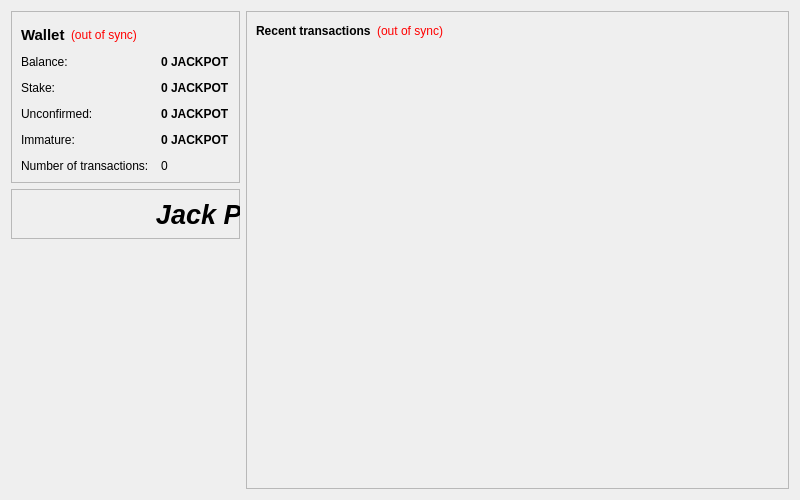
Old version of the form src/qt/forms/overviewpage.ui in the repository rtc29462/JackpotCoin.
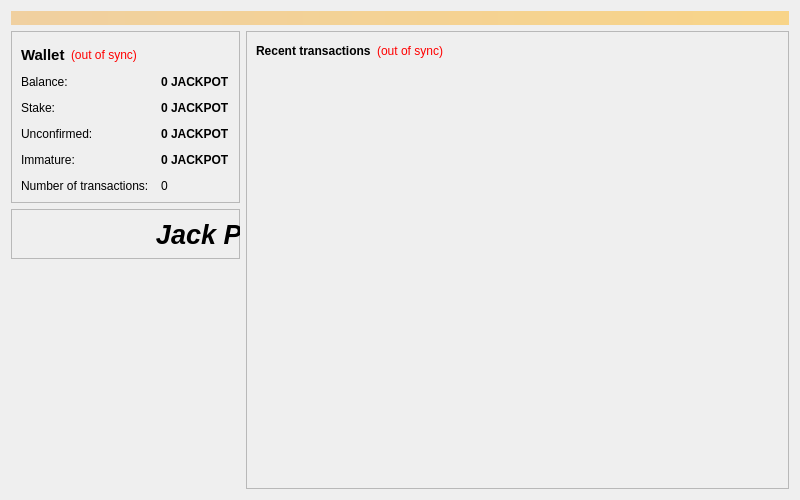
New version of the form. Icons and pictures are not drawn.

```diff
--- a/src/qt/forms/overviewpage.ui
+++ b/src/qt/forms/overviewpage.ui
@@ -25,6 +25,25 @@
   <property name="windowTitle">
    <string>Form</string>
   </property>
+  
+   <layout class="QVBoxLayout" name="topLayout">
+   <item>
+    <widget class="QLabel" name="labelAlerts">
+     <property name="visible">
+      <bool>false</bool>
+     </property>
+     <property name="styleSheet">
+      <string notr="true">background-color: qlineargradient(x1: 0, y1: 0, x2: 1, y2: 0, stop:0 #F0D0A0, stop:1 #F8D488); color:#000000;</string>
+     </property>
+     <property name="wordWrap">
+      <bool>true</bool>
+     </property>
+     <property name="margin">
+      <number>3</number>
+     </property>
+    </widget>
+   </item>
+    <item>
   <layout class="QHBoxLayout" name="horizontalLayout" stretch="0,1">
    <item>
     <layout class="QVBoxLayout" name="verticalLayout_2">
@@ -459,6 +478,9 @@
     </layout>
    </item>
   </layout>
+    </item>
+  </layout>
+
  </widget>
  <resources>
   <include location="../bitcoin.qrc"/>
```
